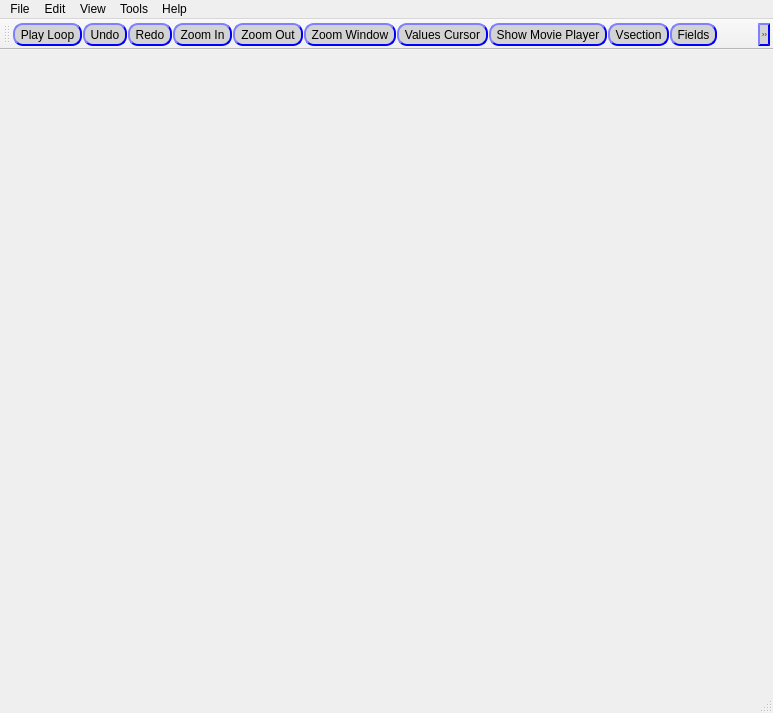
First picture: the form in codebase/apps/radar/src/LUCID/mainwindow.ui, repository NCAR/lrose-core, before the edit.
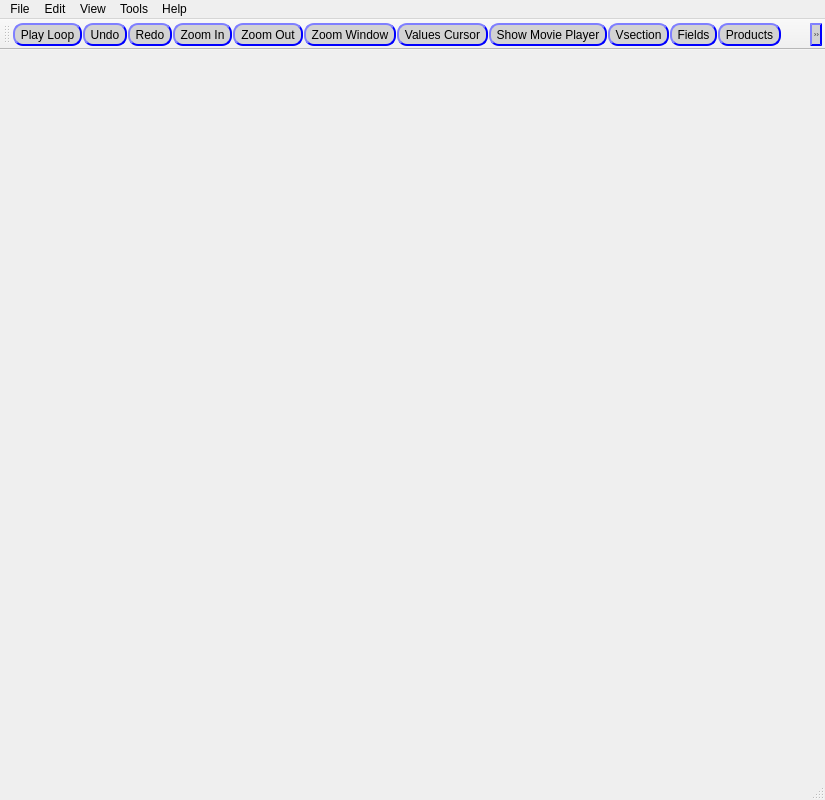
Second picture: the form after the edit. Icons and pictures are not drawn.

```diff
--- a/codebase/apps/radar/src/LUCID/mainwindow.ui
+++ b/codebase/apps/radar/src/LUCID/mainwindow.ui
@@ -9,12 +9,12 @@
    <rect>
     <x>0</x>
     <y>0</y>
-    <width>773</width>
-    <height>713</height>
+    <width>825</width>
+    <height>800</height>
    </rect>
   </property>
   <property name="sizePolicy">
-   <sizepolicy hsizetype="Minimum" vsizetype="Preferred">
+   <sizepolicy hsizetype="Preferred" vsizetype="Preferred">
     <horstretch>1</horstretch>
     <verstretch>0</verstretch>
    </sizepolicy>
@@ -50,7 +50,7 @@
     <rect>
      <x>0</x>
      <y>0</y>
-     <width>773</width>
+     <width>825</width>
      <height>22</height>
     </rect>
    </property>
```
